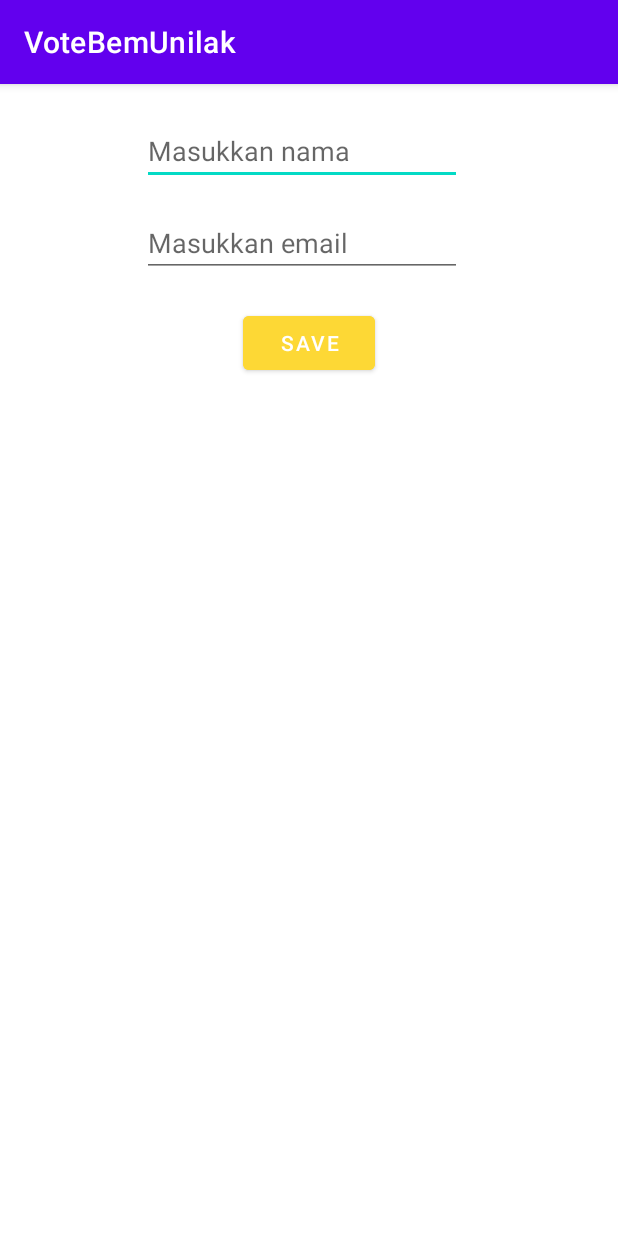
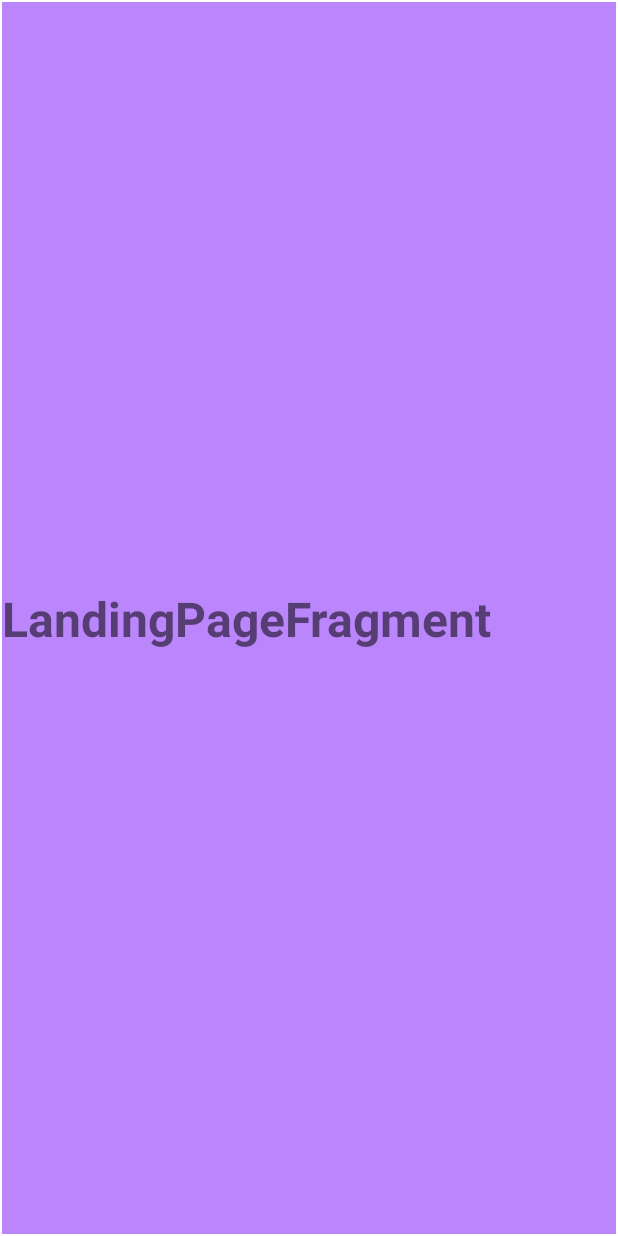
Before and after one commit to Rahmathidayat4299/VoteBem, an Android app: the screen it shows after launch (MainActivity), on a phone screen of 412 x 824 dp. Run offline under Robolectric (Android 15) with nearby library versions, the phone set to English and light mode, and no system bars.

Commit message:
splash fix

```diff
--- a/app/src/main/AndroidManifest.xml
+++ b/app/src/main/AndroidManifest.xml
@@ -14,6 +14,9 @@
             android:exported="false" />
         <activity
             android:name=".uivote.SplashVote"
+            android:exported="false" />
+        <activity
+            android:name=".MainActivity"
             android:exported="true">
             <intent-filter>
                 <action android:name="android.intent.action.MAIN" />
@@ -21,9 +24,6 @@
                 <category android:name="android.intent.category.LAUNCHER" />
             </intent-filter>
         </activity>
-        <activity
-            android:name=".MainActivity"
-            android:exported="false" />
     </application>
 
 </manifest>
--- a/app/src/main/java/com/bem/votebemunilak/MainActivity.kt
+++ b/app/src/main/java/com/bem/votebemunilak/MainActivity.kt
@@ -2,38 +2,42 @@ package com.bem.votebemunilak
 
 import androidx.appcompat.app.AppCompatActivity
 import android.os.Bundle
-import android.widget.Toast
-import com.bem.votebemunilak.databinding.ActivityMainBinding
-import com.google.firebase.database.FirebaseDatabase
+
 
 class MainActivity : AppCompatActivity() {
-    private lateinit var binding: ActivityMainBinding
+
     override fun onCreate(savedInstanceState: Bundle?) {
         super.onCreate(savedInstanceState)
-        binding = ActivityMainBinding.inflate(layoutInflater)
-        setContentView(binding.root)
-        binding.btnSave.setOnClickListener { saveData() }
+        setContentView(R.layout.activity_main)
+
+//        binding.btnSave.setOnClickListener { saveData() }
+//        setupActionBarWithNavController(findNavController(R.id.fragment))
     }
 
-    private fun saveData() {
-        val nama = binding.etName.text.toString().trim()
-        val email = binding.etEmail.text.toString().trim()
+//    override fun onSupportNavigateUp(): Boolean {
+//        val navController = findNavController(R.id.fragment)
+//        return navController.navigateUp() || super.onSupportNavigateUp()
+//    }
 
-        if (nama.isEmpty()) {
-            binding.etName.error = "isi nama"
-            return
-        }
-        if (email.isEmpty()) {
-            binding.etEmail.error = "isi email"
-            return
-        }
-        val ref = FirebaseDatabase.getInstance().getReference("Testing")
-        val testId: String? = ref.push().key
-        val test = mahasiswa(testId, nama, email)
-        if (testId != null) {
-            ref.child(testId).setValue(test).addOnCompleteListener {
-                Toast.makeText(applicationContext, "datamasuk", Toast.LENGTH_SHORT).show()
-            }
-        }
-    }
+    //    private fun saveData() {
+//        val nama = binding.etName.text.toString().trim()
+//        val email = binding.etEmail.text.toString().trim()
+//
+//        if (nama.isEmpty()) {
+//            binding.etName.error = "isi nama"
+//            return
+//        }
+//        if (email.isEmpty()) {
+//            binding.etEmail.error = "isi email"
+//            return
+//        }
+//        val ref = FirebaseDatabase.getInstance().getReference("Testing")
+//        val testId: String? = ref.push().key
+//        val test = mahasiswa(testId, nama, email)
+//        if (testId != null) {
+//            ref.child(testId).setValue(test).addOnCompleteListener {
+//                Toast.makeText(applicationContext, "datamasuk", Toast.LENGTH_SHORT).show()
+//            }
+//        }
+//    }
 }
--- a/app/src/main/java/com/bem/votebemunilak/uivote/landpage/first_landing.kt
+++ b/app/src/main/java/com/bem/votebemunilak/uivote/landpage/FirstLanding.kt
@@ -8,8 +8,7 @@ import android.view.ViewGroup
 import com.bem.votebemunilak.R
 
 
-class first_landing : Fragment() {
-
+class FirstLanding : Fragment() {
 
     override fun onCreate(savedInstanceState: Bundle?) {
         super.onCreate(savedInstanceState)
@@ -17,7 +16,6 @@ class first_landing : Fragment() {
 
     override fun onViewCreated(view: View, savedInstanceState: Bundle?) {
         super.onViewCreated(view, savedInstanceState)
-
     }
 
     override fun onCreateView(
--- /dev/null
+++ b/app/src/main/java/com/bem/votebemunilak/uivote/splashscreen/SplashScreen.kt
@@ -0,0 +1,39 @@
+package com.bem.votebemunilak.uivote.splashscreen
+
+import android.os.Bundle
+import android.os.Handler
+import android.os.Looper
+import androidx.fragment.app.Fragment
+import android.view.LayoutInflater
+import android.view.View
+import android.view.ViewGroup
+import androidx.lifecycle.lifecycleScope
+import androidx.navigation.Navigation
+import androidx.navigation.Navigation.findNavController
+import androidx.navigation.fragment.findNavController
+import com.bem.votebemunilak.R
+import com.bem.votebemunilak.databinding.FragmentSplashScreenBinding
+
+
+class SplashScreen : Fragment() {
+
+    override fun onCreate(savedInstanceState: Bundle?) {
+        super.onCreate(savedInstanceState)
+
+    }
+
+    override fun onCreateView(
+        inflater: LayoutInflater, container: ViewGroup?,
+        savedInstanceState: Bundle?
+    ): View? {
+        // Inflate the layout for this fragment
+
+        val view = inflater.inflate(R.layout.fragment_splash_screen, container, false)
+        Handler(Looper.myLooper()!!).postDelayed({
+            findNavController().navigate(R.id.action_splashScreen_to_firstLanding)
+        }, 5000)
+        return view
+    }
+
+
+}
--- a/app/src/main/res/layout/activity_main.xml
+++ b/app/src/main/res/layout/activity_main.xml
@@ -6,46 +6,62 @@
     android:layout_height="match_parent"
     tools:context=".MainActivity">
 
-    <EditText
-        android:id="@+id/etName"
-        android:layout_width="wrap_content"
-        android:layout_height="wrap_content"
-        android:layout_marginTop="22dp"
-        android:autofillHints=""
-        android:ems="10"
-        android:hint="@string/masukkan_nama"
-        android:inputType="textPersonName"
-        app:layout_constraintBottom_toTopOf="@+id/etEmail"
+    <!--    <EditText-->
+    <!--        android:id="@+id/etName"-->
+    <!--        android:layout_width="wrap_content"-->
+    <!--        android:layout_height="wrap_content"-->
+    <!--        android:layout_marginTop="22dp"-->
+    <!--        android:autofillHints=""-->
+    <!--        android:ems="10"-->
+    <!--        android:hint="@string/masukkan_nama"-->
+    <!--        android:inputType="textPersonName"-->
+    <!--        app:layout_constraintBottom_toTopOf="@+id/etEmail"-->
+    <!--        app:layout_constraintEnd_toEndOf="parent"-->
+    <!--        app:layout_constraintHorizontal_bias="0.476"-->
+    <!--        app:layout_constraintStart_toStartOf="parent"-->
+    <!--        app:layout_constraintTop_toTopOf="parent"-->
+    <!--        app:layout_constraintVertical_bias="0.0" />-->
+
+    <!--    <EditText-->
+    <!--        android:id="@+id/etEmail"-->
+    <!--        android:layout_width="wrap_content"-->
+    <!--        android:layout_height="wrap_content"-->
+    <!--        android:layout_marginTop="16dp"-->
+    <!--        android:autofillHints=""-->
+    <!--        android:ems="10"-->
+    <!--        android:hint="@string/masukkan_email"-->
+    <!--        android:inputType=""-->
+    <!--        app:layout_constraintEnd_toEndOf="parent"-->
+    <!--        app:layout_constraintHorizontal_bias="0.476"-->
+    <!--        app:layout_constraintStart_toStartOf="parent"-->
+    <!--        app:layout_constraintTop_toBottomOf="@id/etName"-->
+    <!--        tools:ignore="TextFields" />-->
+
+    <!--    <Button-->
+    <!--        android:id="@+id/btn_save"-->
+    <!--        android:layout_width="wrap_content"-->
+    <!--        android:layout_height="wrap_content"-->
+    <!--        android:layout_marginTop="20dp"-->
+    <!--        android:backgroundTint="#FDD835"-->
+    <!--        android:text="@string/save"-->
+    <!--        app:layout_constraintEnd_toEndOf="parent"-->
+    <!--        app:layout_constraintStart_toStartOf="parent"-->
+    <!--        app:layout_constraintTop_toBottomOf="@+id/etEmail" />-->
+
+
+    <androidx.fragment.app.FragmentContainerView
+        android:id="@+id/fragment"
+        android:name="androidx.navigation.fragment.NavHostFragment"
+        android:layout_width="match_parent"
+        android:layout_height="match_parent"
+        android:layout_marginStart="1dp"
+        android:layout_marginTop="1dp"
+        android:layout_marginEnd="1dp"
+        android:layout_marginBottom="1dp"
+        app:defaultNavHost="true"
+        app:layout_constraintBottom_toBottomOf="parent"
         app:layout_constraintEnd_toEndOf="parent"
-        app:layout_constraintHorizontal_bias="0.476"
         app:layout_constraintStart_toStartOf="parent"
         app:layout_constraintTop_toTopOf="parent"
-        app:layout_constraintVertical_bias="0.0" />
-
-    <EditText
-        android:id="@+id/etEmail"
-        android:layout_width="wrap_content"
-        android:layout_height="wrap_content"
-        android:layout_marginTop="16dp"
-        android:autofillHints=""
-        android:ems="10"
-        android:hint="@string/masukkan_email"
-        android:inputType=""
-        app:layout_constraintEnd_toEndOf="parent"
-        app:layout_constraintHorizontal_bias="0.476"
-        app:layout_constraintStart_toStartOf="parent"
-        app:layout_constraintTop_toBottomOf="@id/etName"
-        tools:ignore="TextFields" />
-
-    <Button
-        android:id="@+id/btn_save"
-        android:layout_width="wrap_content"
-        android:layout_height="wrap_content"
-        android:layout_marginTop="20dp"
-        android:backgroundTint="#FDD835"
-        android:text="@string/save"
-        app:layout_constraintEnd_toEndOf="parent"
-        app:layout_constraintStart_toStartOf="parent"
-        app:layout_constraintTop_toBottomOf="@+id/etEmail" />
-
+        app:navGraph="@navigation/nav_vote" />
 </androidx.constraintlayout.widget.ConstraintLayout>
--- a/app/src/main/res/layout/fragment_first_landing.xml
+++ b/app/src/main/res/layout/fragment_first_landing.xml
@@ -1,45 +1,23 @@
 <?xml version="1.0" encoding="utf-8"?>
-<layout xmlns:android="http://schemas.android.com/apk/res/android"
+<androidx.constraintlayout.widget.ConstraintLayout xmlns:android="http://schemas.android.com/apk/res/android"
     xmlns:app="http://schemas.android.com/apk/res-auto"
-    xmlns:tools="http://schemas.android.com/tools">
+    xmlns:tools="http://schemas.android.com/tools"
+    android:layout_width="match_parent"
+    android:layout_height="match_parent"
+    android:background="@color/purple_200"
+    tools:context=".uivote.landpage.FirstLanding">
 
+    <!-- TODO: Update blank fragment layout -->
+    <TextView
+        android:id="@+id/textView"
+        android:layout_width="match_parent"
+        android:layout_height="wrap_content"
+        android:text="LandingPageFragment"
+        android:textSize="32sp"
+        android:textStyle="bold"
+        app:layout_constraintBottom_toBottomOf="parent"
+        app:layout_constraintEnd_toEndOf="parent"
+        app:layout_constraintStart_toStartOf="parent"
+        app:layout_constraintTop_toTopOf="parent" />
 
-    <androidx.constraintlayout.widget.ConstraintLayout
-        android:layout_width="match_parent"
-        android:layout_height="match_parent"
-        tools:context=".uivote.landpage.first_landing">
-
-        <View
-            android:id="@+id/view"
-            android:layout_width="350dp"
-            android:layout_height="350dp"
-            android:layout_marginTop="4dp"
-            app:layout_constraintEnd_toEndOf="parent"
-            app:layout_constraintHorizontal_bias="0.491"
-            app:layout_constraintStart_toStartOf="parent"
-            app:layout_constraintTop_toTopOf="@+id/guideline" />
-
-        <com.airbnb.lottie.LottieAnimationView
-            android:id="@+id/iv_first_page"
-            android:layout_width="match_parent"
-            android:layout_height="300dp"
-            app:layout_constraintBottom_toBottomOf="@+id/view"
-            app:layout_constraintEnd_toEndOf="@+id/view"
-            app:layout_constraintStart_toStartOf="@+id/view"
-            app:layout_constraintTop_toTopOf="@+id/view"
-            app:lottie_autoPlay="true"
-            app:lottie_loop="true"
-            app:lottie_rawRes="@raw/mobile_vote"
-            tools:ignore="MissingConstraints" />
-
-
-        <androidx.constraintlayout.widget.Guideline
-            android:id="@+id/guideline"
-            android:layout_width="wrap_content"
-            android:layout_height="wrap_content"
-            android:orientation="horizontal"
-            app:layout_constraintGuide_percent="0.10" />
-
-    </androidx.constraintlayout.widget.ConstraintLayout>
-
-</layout>
+</androidx.constraintlayout.widget.ConstraintLayout>
--- a/app/src/main/res/navigation/nav_vote.xml
+++ b/app/src/main/res/navigation/nav_vote.xml
@@ -1,6 +1,23 @@
 <?xml version="1.0" encoding="utf-8"?>
 <navigation xmlns:android="http://schemas.android.com/apk/res/android"
     xmlns:app="http://schemas.android.com/apk/res-auto"
-    android:id="@+id/nav_vote">
+    xmlns:tools="http://schemas.android.com/tools"
+    android:id="@+id/nav_vote"
+    app:startDestination="@id/splashScreen">
 
+    <fragment
+        android:id="@+id/splashScreen"
+        android:name="com.bem.votebemunilak.uivote.splashscreen.SplashScreen"
+        android:label="fragment_splash_screen"
+        tools:layout="@layout/fragment_splash_screen" >
+        <action
+            android:id="@+id/action_splashScreen_to_firstLanding"
+            app:destination="@id/firstLanding" />
+    </fragment>
+
+    <fragment
+        android:id="@+id/firstLanding"
+        android:name="com.bem.votebemunilak.uivote.landpage.FirstLanding"
+        android:label="fragment_first_landing"
+        tools:layout="@layout/fragment_first_landing" />
 </navigation>
--- a/app/src/main/res/values/colors.xml
+++ b/app/src/main/res/values/colors.xml
@@ -1,7 +1,7 @@
 <?xml version="1.0" encoding="utf-8"?>
 <resources>
     <color name="purple_200">#FFBB86FC</color>
-    <color name="purple_500">#FF6200EE</color>
+    <color name="purple_500">#FDD835</color>
     <color name="purple_700">#FF3700B3</color>
     <color name="teal_200">#FF03DAC5</color>
     <color name="teal_700">#FF018786</color>
--- a/app/src/main/res/values/themes.xml
+++ b/app/src/main/res/values/themes.xml
@@ -1,9 +1,9 @@
 <resources xmlns:tools="http://schemas.android.com/tools">
     <!-- Base application theme. -->
-    <style name="Theme.VoteBemUnilak" parent="Theme.MaterialComponents.DayNight.DarkActionBar">
+    <style name="Theme.VoteBemUnilak" parent="Theme.MaterialComponents.DayNight.NoActionBar">
         <!-- Primary brand color. -->
-        <item name="colorPrimary">@color/purple_500</item>
-        <item name="colorPrimaryVariant">@color/purple_700</item>
+        <item name="colorPrimary">#FDE935</item>
+        <item name="colorPrimaryVariant">#FDD835</item>
         <item name="colorOnPrimary">@color/white</item>
         <!-- Secondary brand color. -->
         <item name="colorSecondary">@color/teal_200</item>
```
Also changed, not shown: app/build.gradle (+7 -0 lines), app/src/main/res/layout/fragment_splash_screen.xml (added, +35 -0 lines).
